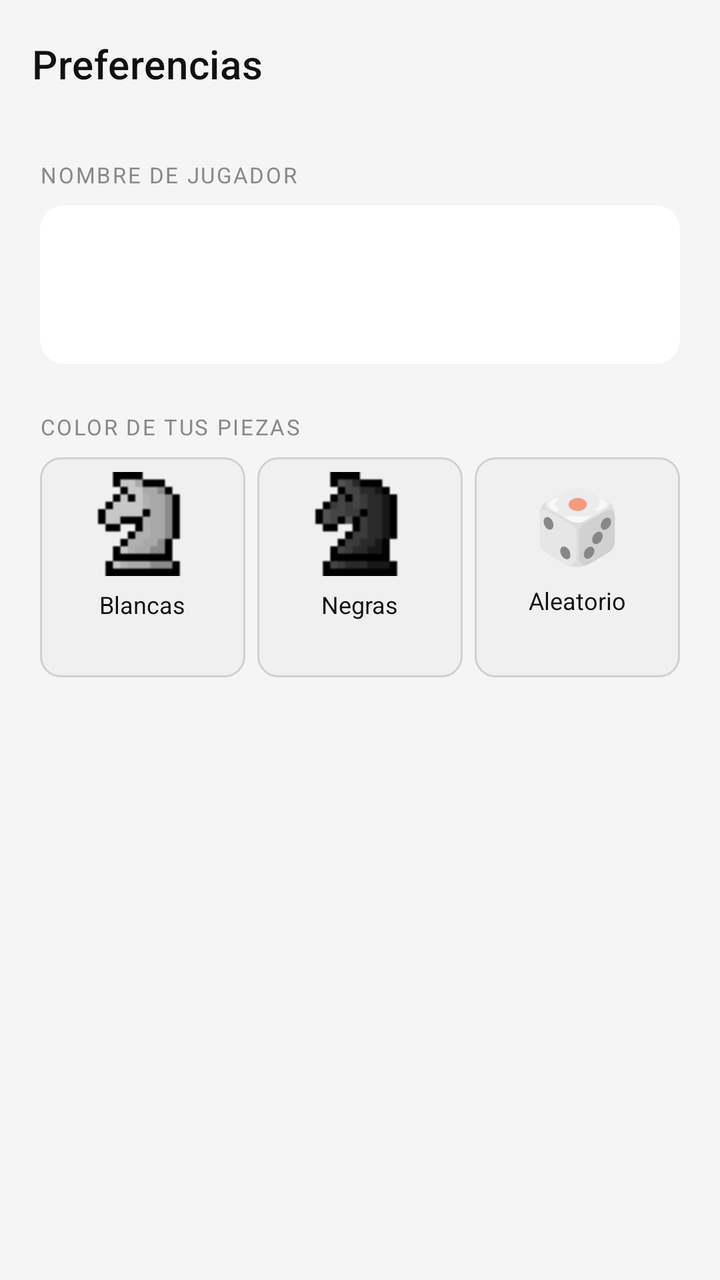
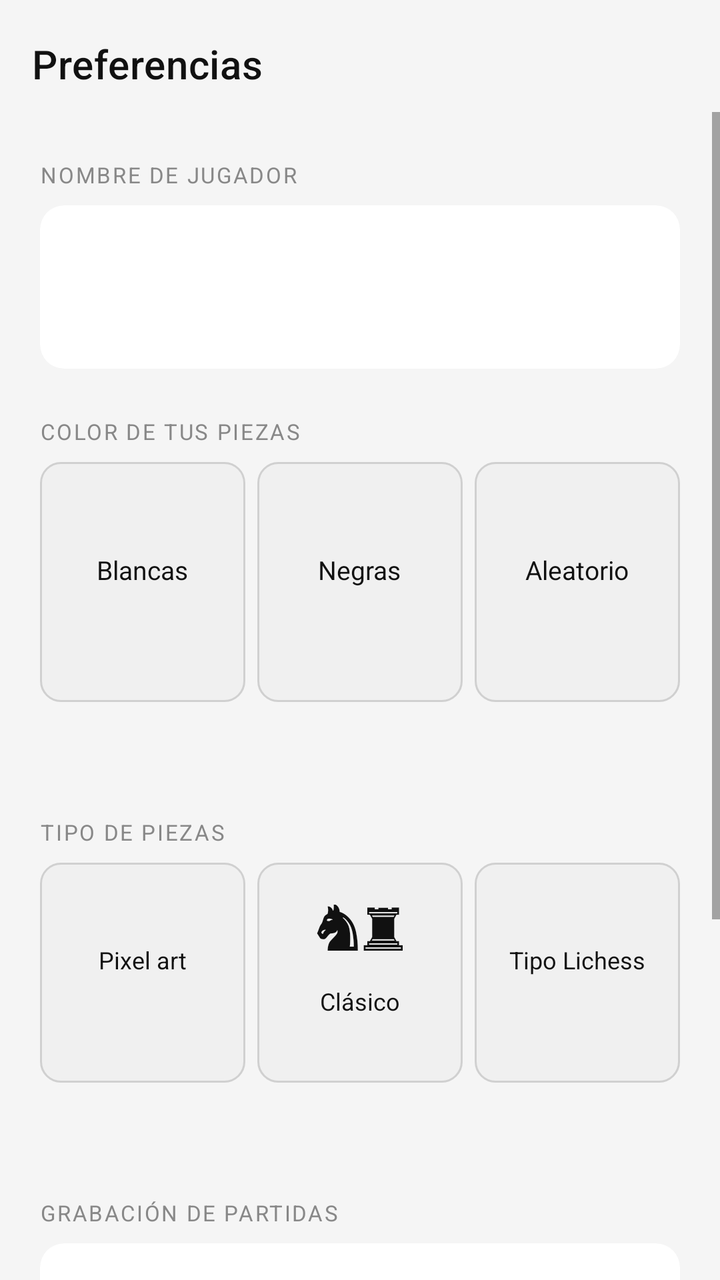

Two renders of the same Android screen: before a commit and after it. Below are the layout's source before the change and the commit's diff.
<!-- AndroidManifest.xml: application theme Theme.MarsanChess -->
<!-- res/layout/activity_prefs.xml -->
<?xml version="1.0" encoding="utf-8"?>
<androidx.constraintlayout.widget.ConstraintLayout
    xmlns:android="http://schemas.android.com/apk/res/android"
    xmlns:app="http://schemas.android.com/apk/res-auto"
    android:layout_width="match_parent"
    android:layout_height="match_parent"
    android:background="@color/background_primary">

    <androidx.appcompat.widget.Toolbar
        android:id="@+id/toolbar"
        android:layout_width="0dp"
        android:layout_height="wrap_content"
        android:paddingTop="8dp"
        app:title="Preferencias"
        app:titleTextColor="@color/text_primary"
        app:layout_constraintEnd_toEndOf="parent"
        app:layout_constraintStart_toStartOf="parent"
        app:layout_constraintTop_toTopOf="parent"/>

    <ScrollView
        android:layout_width="0dp"
        android:layout_height="0dp"
        app:layout_constraintBottom_toBottomOf="parent"
        app:layout_constraintEnd_toEndOf="parent"
        app:layout_constraintStart_toStartOf="parent"
        app:layout_constraintTop_toBottomOf="@id/toolbar">

        <LinearLayout
            android:layout_width="match_parent"
            android:layout_height="wrap_content"
            android:orientation="vertical"
            android:paddingHorizontal="@dimen/screen_padding"
            android:paddingBottom="@dimen/spacing_xl">

            
            <TextView
                android:layout_width="wrap_content"
                android:layout_height="wrap_content"
                android:text="NOMBRE DE JUGADOR"
                android:textSize="11sp"
                android:textColor="@color/text_hint"
                android:letterSpacing="0.08"
                android:layout_marginTop="@dimen/spacing_lg"
                android:layout_marginBottom="@dimen/spacing_sm"/>

            <androidx.cardview.widget.CardView
                android:id="@+id/cardName"
                style="@style/Widget.MarsanChess.Card"
                android:layout_width="match_parent"
                android:layout_height="wrap_content"
                android:foreground="?attr/selectableItemBackground">
                <LinearLayout
                    android:layout_width="match_parent"
                    android:layout_height="wrap_content"
                    android:orientation="vertical"
                    android:padding="@dimen/card_padding">
                    <TextView
                        android:id="@+id/tvCurrentName"
                        android:layout_width="match_parent"
                        android:layout_height="wrap_content"
                        android:textSize="20sp"
                        android:textColor="@color/text_primary"/>
                    <TextView
                        android:id="@+id/tvNameSub"
                        android:layout_width="match_parent"
                        android:layout_height="wrap_content"
                        android:textSize="12sp"
                        android:textColor="@color/text_hint"
                        android:layout_marginTop="4dp"/>
                </LinearLayout>
            </androidx.cardview.widget.CardView>

            
            <TextView
                android:layout_width="wrap_content"
                android:layout_height="wrap_content"
                android:text="COLOR DE TUS PIEZAS"
                android:textSize="11sp"
                android:textColor="@color/text_hint"
                android:letterSpacing="0.08"
                android:layout_marginTop="@dimen/spacing_lg"
                android:layout_marginBottom="@dimen/spacing_sm"/>

            <LinearLayout
                android:layout_width="match_parent"
                android:layout_height="wrap_content"
                android:orientation="horizontal">

                
                <LinearLayout
                    android:id="@+id/btnColorWhite"
                    android:layout_width="0dp"
                    android:layout_height="110dp"
                    android:layout_weight="1"
                    android:orientation="vertical"
                    android:gravity="center"
                    android:background="@drawable/bg_color_option"
                    android:layout_marginEnd="6dp">
                    <ImageView
                        android:layout_width="52dp"
                        android:layout_height="52dp"
                        android:src="@drawable/piece_w_knight"
                        android:scaleType="fitCenter"
                        android:contentDescription="Caballo blanco"/>
                    <TextView
                        android:id="@+id/tvWhiteLabel"
                        android:layout_width="wrap_content"
                        android:layout_height="wrap_content"
                        android:text="Blancas"
                        android:textSize="12sp"
                        android:textColor="@color/text_primary"
                        android:layout_marginTop="6dp"/>
                    <TextView
                        android:id="@+id/tvWhiteTick"
                        android:layout_width="wrap_content"
                        android:layout_height="wrap_content"
                        android:text="✓"
                        android:textSize="13sp"
                        android:textColor="@color/accent"
                        android:layout_marginTop="3dp"
                        android:visibility="invisible"/>
                </LinearLayout>

                
                <LinearLayout
                    android:id="@+id/btnColorBlack"
                    android:layout_width="0dp"
                    android:layout_height="110dp"
                    android:layout_weight="1"
                    android:orientation="vertical"
                    android:gravity="center"
                    android:background="@drawable/bg_color_option"
                    android:layout_marginEnd="6dp">
                    <ImageView
                        android:layout_width="52dp"
                        android:layout_height="52dp"
                        android:src="@drawable/piece_b_knight"
                        android:scaleType="fitCenter"
                        android:contentDescription="Caballo negro"/>
                    <TextView
                        android:id="@+id/tvBlackLabel"
                        android:layout_width="wrap_content"
                        android:layout_height="wrap_content"
                        android:text="Negras"
                        android:textSize="12sp"
                        android:textColor="@color/text_primary"
                        android:layout_marginTop="6dp"/>
                    <TextView
                        android:id="@+id/tvBlackTick"
                        android:layout_width="wrap_content"
                        android:layout_height="wrap_content"
                        android:text="✓"
                        android:textSize="13sp"
                        android:textColor="@color/accent"
                        android:layout_marginTop="3dp"
                        android:visibility="invisible"/>
                </LinearLayout>

                
                <LinearLayout
                    android:id="@+id/btnColorRandom"
                    android:layout_width="0dp"
                    android:layout_height="110dp"
                    android:layout_weight="1"
                    android:orientation="vertical"
                    android:gravity="center"
                    android:background="@drawable/bg_color_option">
                    <TextView
                        android:layout_width="wrap_content"
                        android:layout_height="wrap_content"
                        android:text="🎲"
                        android:textSize="36sp"/>
                    <TextView
                        android:id="@+id/tvRandomLabel"
                        android:layout_width="wrap_content"
                        android:layout_height="wrap_content"
                        android:text="Aleatorio"
                        android:textSize="12sp"
                        android:textColor="@color/text_primary"
                        android:layout_marginTop="6dp"/>
                    <TextView
                        android:id="@+id/tvRandomTick"
                        android:layout_width="wrap_content"
                        android:layout_height="wrap_content"
                        android:text="✓"
                        android:textSize="13sp"
                        android:textColor="@color/accent"
                        android:layout_marginTop="3dp"
                        android:visibility="invisible"/>
                </LinearLayout>

            </LinearLayout>

            <TextView
                android:id="@+id/tvColorDesc"
                android:layout_width="match_parent"
                android:layout_height="wrap_content"
                android:textSize="13sp"
                android:textColor="@color/text_secondary"
                android:lineSpacingMultiplier="1.4"
                android:layout_marginTop="@dimen/spacing_md"/>

        </LinearLayout>
    </ScrollView>

</androidx.constraintlayout.widget.ConstraintLayout>
<!-- resources referenced by this layout -->
<resources>
  <color name="accent">#111111</color>
  <color name="background_primary">#F5F5F5</color>
  <color name="text_hint">#888888</color>
  <color name="text_primary">#111111</color>
  <color name="text_secondary">#555555</color>
  <dimen name="card_padding">16dp</dimen>
  <dimen name="screen_padding">20dp</dimen>
  <dimen name="spacing_lg">24dp</dimen>
  <dimen name="spacing_md">16dp</dimen>
  <dimen name="spacing_sm">8dp</dimen>
  <dimen name="spacing_xl">32dp</dimen>
  <!-- drawable bg_color_option (drawable) -->
  <?xml version="1.0" encoding="utf-8"?>
  <shape xmlns:android="http://schemas.android.com/apk/res/android"
      android:shape="rectangle">
      <solid android:color="#F0F0F0"/>
      <stroke android:width="1dp" android:color="#D0D0D0"/>
      <corners android:radius="10dp"/>
  </shape>
  <!-- drawable piece_b_knight: png bitmap (drawable, 398 bytes) -->
  <!-- drawable piece_w_knight: png bitmap (drawable, 381 bytes) -->
  <style name="Widget.MarsanChess.Card" parent="Widget.MaterialComponents.CardView">
          <item name="cardBackgroundColor">@color/background_card</item>
          <item name="cardElevation">0dp</item>
          <item name="strokeColor">@color/border</item>
          <item name="strokeWidth">0.5dp</item>
          <item name="cardCornerRadius">12dp</item>
      </style>
  <style name="Theme.MarsanChess" parent="Theme.MaterialComponents.Light.NoActionBar">
          <item name="colorPrimary">@color/accent</item>
          <item name="colorPrimaryVariant">@color/text_secondary</item>
          <item name="colorOnPrimary">@color/white</item>
          <item name="colorSecondary">@color/accent</item>
          <item name="colorOnSecondary">@color/white</item>
          <item name="colorSurface">@color/background_card</item>
          <item name="colorOnSurface">@color/text_primary</item>
          <item name="android:colorBackground">@color/background_primary</item>
          <item name="colorOnBackground">@color/text_primary</item>
          <item name="colorError">#E04040</item>
          <item name="android:statusBarColor">@color/background_primary</item>
          <item name="android:windowLightStatusBar">true</item>
          <item name="android:navigationBarColor">@color/background_primary</item>
          <item name="android:fontFamily">sans-serif</item>
          <item name="android:textColorPrimary">@color/text_primary</item>
          <item name="android:textColorSecondary">@color/text_secondary</item>
          <item name="android:textColorHint">@color/text_hint</item>
          <item name="windowActionBar">false</item>
          <item name="windowNoTitle">true</item>
      </style>
  <color name="background_card">#FFFFFF</color>
  <color name="border">#D0D0D0</color>
  <color name="white">#FFFFFF</color>
</resources>

<!-- the commit's change to res/layout/activity_prefs.xml (unified diff, before → after) -->
@@ -2,6 +2,7 @@
 <androidx.constraintlayout.widget.ConstraintLayout
     xmlns:android="http://schemas.android.com/apk/res/android"
     xmlns:app="http://schemas.android.com/apk/res-auto"
+    android:id="@+id/rootPrefs"
     android:layout_width="match_parent"
     android:layout_height="match_parent"
     android:background="@color/background_primary">
@@ -11,7 +12,7 @@
         android:layout_width="0dp"
         android:layout_height="wrap_content"
         android:paddingTop="8dp"
-        app:title="Preferencias"
+        app:title="@string/prefs_title"
         app:titleTextColor="@color/text_primary"
         app:layout_constraintEnd_toEndOf="parent"
         app:layout_constraintStart_toStartOf="parent"
@@ -36,7 +37,7 @@
             <TextView
                 android:layout_width="wrap_content"
                 android:layout_height="wrap_content"
-                android:text="NOMBRE DE JUGADOR"
+                android:text="@string/prefs_name_section"
                 android:textSize="11sp"
                 android:textColor="@color/text_hint"
                 android:letterSpacing="0.08"
@@ -58,14 +59,15 @@
                         android:id="@+id/tvCurrentName"
                         android:layout_width="match_parent"
                         android:layout_height="wrap_content"
-                        android:textSize="20sp"
+                        android:textSize="22sp"
+                        android:textStyle="bold"
                         android:textColor="@color/text_primary"/>
                     <TextView
                         android:id="@+id/tvNameSub"
                         android:layout_width="match_parent"
                         android:layout_height="wrap_content"
                         android:textSize="12sp"
-                        android:textColor="@color/text_hint"
+                        android:textColor="@color/accent"
                         android:layout_marginTop="4dp"/>
                 </LinearLayout>
             </androidx.cardview.widget.CardView>
@@ -74,7 +76,7 @@
             <TextView
                 android:layout_width="wrap_content"
                 android:layout_height="wrap_content"
-                android:text="COLOR DE TUS PIEZAS"
+                android:text="@string/prefs_color_section"
                 android:textSize="11sp"
                 android:textColor="@color/text_hint"
                 android:letterSpacing="0.08"
@@ -90,32 +92,33 @@
                 <LinearLayout
                     android:id="@+id/btnColorWhite"
                     android:layout_width="0dp"
-                    android:layout_height="110dp"
+                    android:layout_height="120dp"
                     android:layout_weight="1"
                     android:orientation="vertical"
                     android:gravity="center"
                     android:background="@drawable/bg_color_option"
                     android:layout_marginEnd="6dp">
-                    <ImageView
-                        android:layout_width="52dp"
-                        android:layout_height="52dp"
-                        android:src="@drawable/piece_w_knight"
-                        android:scaleType="fitCenter"
-                        android:contentDescription="Caballo blanco"/>
+                    
+                    <LinearLayout
+                        android:id="@+id/containerWhiteIcons"
+                        android:layout_width="wrap_content"
+                        android:layout_height="wrap_content"
+                        android:orientation="horizontal"
+                        android:gravity="center_vertical"/>
                     <TextView
                         android:id="@+id/tvWhiteLabel"
                         android:layout_width="wrap_content"
                         android:layout_height="wrap_content"
-                        android:text="Blancas"
-                        android:textSize="12sp"
-                        android:textColor="@color/text_primary"
-                        android:layout_marginTop="6dp"/>
+                        android:text="@string/prefs_color_white"
+                        android:textSize="13sp"
+                        android:textColor="@color/text_primary"
+                        android:layout_marginTop="10dp"/>
                     <TextView
                         android:id="@+id/tvWhiteTick"
                         android:layout_width="wrap_content"
                         android:layout_height="wrap_content"
                         android:text="✓"
-                        android:textSize="13sp"
+                        android:textSize="14sp"
                         android:textColor="@color/accent"
                         android:layout_marginTop="3dp"
                         android:visibility="invisible"/>
@@ -125,32 +128,32 @@
                 <LinearLayout
                     android:id="@+id/btnColorBlack"
                     android:layout_width="0dp"
-                    android:layout_height="110dp"
+                    android:layout_height="120dp"
                     android:layout_weight="1"
                     android:orientation="vertical"
                     android:gravity="center"
                     android:background="@drawable/bg_color_option"
                     android:layout_marginEnd="6dp">
-                    <ImageView
-                        android:layout_width="52dp"
-                        android:layout_height="52dp"
-                        android:src="@drawable/piece_b_knight"
-                        android:scaleType="fitCenter"
-                        android:contentDescription="Caballo negro"/>
+                    <LinearLayout
+                        android:id="@+id/containerBlackIcons"
+                        android:layout_width="wrap_content"
+                        android:layout_height="wrap_content"
+                        android:orientation="horizontal"
+                        android:gravity="center_vertical"/>
                     <TextView
                         android:id="@+id/tvBlackLabel"
                         android:layout_width="wrap_content"
                         android:layout_height="wrap_content"
-                        android:text="Negras"
-                        android:textSize="12sp"
-                        android:textColor="@color/text_primary"
-                        android:layout_marginTop="6dp"/>
+                        android:text="@string/prefs_color_black"
+                        android:textSize="13sp"
+                        android:textColor="@color/text_primary"
+                        android:layout_marginTop="10dp"/>
                     <TextView
                         android:id="@+id/tvBlackTick"
                         android:layout_width="wrap_content"
                         android:layout_height="wrap_content"
                         android:text="✓"
-                        android:textSize="13sp"
+                        android:textSize="14sp"
                         android:textColor="@color/accent"
                         android:layout_marginTop="3dp"
                         android:visibility="invisible"/>
@@ -160,30 +163,31 @@
                 <LinearLayout
                     android:id="@+id/btnColorRandom"
                     android:layout_width="0dp"
-                    android:layout_height="110dp"
+                    android:layout_height="120dp"
                     android:layout_weight="1"
                     android:orientation="vertical"
                     android:gravity="center"
                     android:background="@drawable/bg_color_option">
-                    <TextView
-                        android:layout_width="wrap_content"
-                        android:layout_height="wrap_content"
-                        android:text="🎲"
-                        android:textSize="36sp"/>
+                    <LinearLayout
+                        android:id="@+id/containerRandomIcons"
+                        android:layout_width="wrap_content"
+                        android:layout_height="wrap_content"
+                        android:orientation="horizontal"
+                        android:gravity="center_vertical"/>
                     <TextView
                         android:id="@+id/tvRandomLabel"
                         android:layout_width="wrap_content"
                         android:layout_height="wrap_content"
-                        android:text="Aleatorio"
-                        android:textSize="12sp"
-                        android:textColor="@color/text_primary"
-                        android:layout_marginTop="6dp"/>
+                        android:text="@string/prefs_color_random"
+                        android:textSize="13sp"
+                        android:textColor="@color/text_primary"
+                        android:layout_marginTop="10dp"/>
                     <TextView
                         android:id="@+id/tvRandomTick"
                         android:layout_width="wrap_content"
                         android:layout_height="wrap_content"
                         android:text="✓"
-                        android:textSize="13sp"
+                        android:textSize="14sp"
                         android:textColor="@color/accent"
                         android:layout_marginTop="3dp"
                         android:visibility="invisible"/>
@@ -196,10 +200,255 @@
                 android:layout_width="match_parent"
                 android:layout_height="wrap_content"
                 android:textSize="13sp"
-                android:textColor="@color/text_secondary"
+                android:textColor="@color/accent"
                 android:lineSpacingMultiplier="1.4"
                 android:layout_marginTop="@dimen/spacing_md"/>
 
+            
+            <TextView
+                android:layout_width="wrap_content"
+                android:layout_height="wrap_content"
+                android:text="@string/prefs_piece_style_section"
+                android:textSize="11sp"
+                android:textColor="@color/text_hint"
+                android:letterSpacing="0.08"
+                android:layout_marginTop="@dimen/spacing_lg"
+                android:layout_marginBottom="@dimen/spacing_sm"/>
+
+            <LinearLayout
+                android:layout_width="match_parent"
+                android:layout_height="wrap_content"
+                android:orientation="horizontal">
+
+                
+                <LinearLayout
+                    android:id="@+id/btnStyle1"
+                    android:layout_width="0dp"
+                    android:layout_height="110dp"
+                    android:layout_weight="1"
+                    android:orientation="vertical"
+                    android:gravity="center"
+                    android:background="@drawable/bg_color_option"
+                    android:layout_marginEnd="6dp">
+                    
+                    <LinearLayout
+                        android:id="@+id/containerStyle1Icons"
+                        android:layout_width="wrap_content"
+                        android:layout_height="wrap_content"
+                        android:orientation="horizontal"
+                        android:gravity="center_vertical"/>
+                    <TextView
+                        android:id="@+id/tvStyle1Label"
+                        android:layout_width="wrap_content"
+                        android:layout_height="wrap_content"
+                        android:text="@string/prefs_piece_style_1"
+                        android:textSize="12sp"
+                        android:textColor="@color/text_primary"
+                        android:layout_marginTop="8dp"/>
+                    <TextView
+                        android:id="@+id/tvStyle1Tick"
+                        android:layout_width="wrap_content"
+                        android:layout_height="wrap_content"
+                        android:text="✓"
+                        android:textSize="13sp"
+                        android:textColor="@color/accent"
+                        android:layout_marginTop="3dp"
+                        android:visibility="invisible"/>
+                </LinearLayout>
+
+                
+                <LinearLayout
+                    android:id="@+id/btnStyle2"
+                    android:layout_width="0dp"
+                    android:layout_height="110dp"
+                    android:layout_weight="1"
+                    android:orientation="vertical"
+                    android:gravity="center"
+                    android:background="@drawable/bg_color_option"
+                    android:layout_marginEnd="6dp">
+                    <TextView
+                        android:id="@+id/tvStyle2Preview"
+                        android:layout_width="wrap_content"
+                        android:layout_height="wrap_content"
+                        android:text="♞♜"
+                        android:textSize="30sp"
+                        android:textColor="@color/text_primary"/>
+                    <TextView
+                        android:id="@+id/tvStyle2Label"
+                        android:layout_width="wrap_content"
+                        android:layout_height="wrap_content"
+                        android:text="@string/prefs_piece_style_2"
+                        android:textSize="12sp"
+                        android:textColor="@color/text_primary"
+                        android:layout_marginTop="8dp"/>
+                    <TextView
+                        android:id="@+id/tvStyle2Tick"
+                        android:layout_width="wrap_content"
+                        android:layout_height="wrap_content"
+                        android:text="✓"
+                        android:textSize="13sp"
+                        android:textColor="@color/accent"
+                        android:layout_marginTop="3dp"
+                        android:visibility="invisible"/>
+                </LinearLayout>
+
+                
+                <LinearLayout
+                    android:id="@+id/btnStyle3"
+                    android:layout_width="0dp"
+                    android:layout_height="110dp"
+                    android:layout_weight="1"
+                    android:orientation="vertical"
+                    android:gravity="center"
+                    android:background="@drawable/bg_color_option">
+                    <LinearLayout
+                        android:id="@+id/containerStyle3Icons"
+                        android:layout_width="wrap_content"
+                        android:layout_height="wrap_content"
+                        android:orientation="horizontal"
+                        android:gravity="center_vertical"/>
+                    <TextView
+                        android:id="@+id/tvStyle3Label"
+                        android:layout_width="wrap_content"
+                        android:layout_height="wrap_content"
+                        android:text="@string/prefs_piece_style_3"
+                        android:textSize="12sp"
+                        android:textColor="@color/text_primary"
+                        android:layout_marginTop="8dp"/>
+                    <TextView
+                        android:id="@+id/tvStyle3Tick"
+                        android:layout_width="wrap_content"
+                        android:layout_height="wrap_content"
+                        android:text="✓"
+                        android:textSize="13sp"
+                        android:textColor="@color/accent"
+                        android:layout_marginTop="3dp"
+                        android:visibility="invisible"/>
+                </LinearLayout>
+
+            </LinearLayout>
+
+            <TextView
+                android:id="@+id/tvStyleDesc"
+                android:layout_width="match_parent"
+                android:layout_height="wrap_content"
+                android:textSize="13sp"
+                android:textColor="@color/accent"
+                android:lineSpacingMultiplier="1.4"
+                android:layout_marginTop="@dimen/spacing_md"/>
+
+
+            
+            <TextView
+                android:layout_width="wrap_content"
+                android:layout_height="wrap_content"
+                android:text="@string/prefs_recording_section"
+                android:textSize="11sp"
+                android:textColor="@color/text_hint"
+                android:letterSpacing="0.08"
+                android:layout_marginTop="@dimen/spacing_lg"
+                android:layout_marginBottom="@dimen/spacing_sm"/>
+
+            <androidx.cardview.widget.CardView
+                android:id="@+id/cardRecording"
+                style="@style/Widget.MarsanChess.Card"
+                android:layout_width="match_parent"
+                android:layout_height="wrap_content"
+                android:foreground="?attr/selectableItemBackground">
+                <LinearLayout
+                    android:layout_width="match_parent"
+                    android:layout_height="wrap_content"
+                    android:orientation="horizontal"
+                    android:gravity="center_vertical"
+                    android:padding="@dimen/card_padding">
+                    <LinearLayout
+                        android:layout_width="0dp"
+                        android:layout_height="wrap_content"
+                        android:layout_weight="1"
+                        android:orientation="vertical">
+                        <TextView
+                            android:layout_width="wrap_content"
+                            android:layout_height="wrap_content"
+                            android:text="@string/prefs_recording_label"
+                            android:textSize="18sp"
+                            android:textColor="@color/text_primary"/>
+                        <TextView
+                            android:layout_width="wrap_content"
+                            android:layout_height="wrap_content"
+                            android:text="@string/prefs_recording_desc"
+                            android:textSize="12sp"
+                            android:textColor="@color/text_hint"
+                            android:layout_marginTop="3dp"
+                            android:lineSpacingMultiplier="1.3"/>
+                    </LinearLayout>
+                    <TextView
+                        android:id="@+id/tvRecordingStatus"
+                        android:layout_width="wrap_content"
+                        android:layout_height="wrap_content"
+                        android:text="@string/prefs_recording_on"
+                        android:textSize="13sp"
+                        android:textStyle="bold"
+                        android:textColor="@color/accent"
+                        android:layout_marginStart="12dp"/>
+                </LinearLayout>
+            </androidx.cardview.widget.CardView>
+
+            <TextView
+                android:layout_width="match_parent"
+                android:layout_height="wrap_content"
+                android:text="Toca la tarjeta para activar o desactivar la grabación"
+                android:textSize="12sp"
+                android:textColor="@color/text_hint"
+                android:layout_marginTop="6dp"/>
+
+            
+            <TextView
+                android:layout_width="wrap_content"
+                android:layout_height="wrap_content"
+                android:text="@string/prefs_language_section"
+                android:textSize="11sp"
+                android:textColor="@color/text_hint"
+                android:letterSpacing="0.08"
+                android:layout_marginTop="@dimen/spacing_lg"
+                android:layout_marginBottom="@dimen/spacing_sm"/>
+
+            <androidx.cardview.widget.CardView
+                android:id="@+id/cardLanguage"
+                style="@style/Widget.MarsanChess.Card"
+                android:layout_width="match_parent"
+                android:layout_height="wrap_content"
+                android:foreground="?attr/selectableItemBackground">
+                <LinearLayout
+                    android:layout_width="match_parent"
+                    android:layout_height="wrap_content"
+                    android:orientation="horizontal"
+                    android:gravity="center_vertical"
+                    android:padding="@dimen/card_padding">
+                    <TextView
+                        android:id="@+id/tvCurrentLanguage"
+                        android:layout_width="0dp"
+                        android:layout_height="wrap_content"
+                        android:layout_weight="1"
+                        android:textSize="18sp"
+                        android:textColor="@color/text_primary"
+                        android:text="🇨🇱  Español"/>
+                    <TextView
+                        android:layout_width="wrap_content"
+                        android:layout_height="wrap_content"
+                        android:text="›"
+                        android:textSize="22sp"
+                        android:textColor="@color/accent"/>
+                </LinearLayout>
+            </androidx.cardview.widget.CardView>
+
+            <TextView
+                android:layout_width="match_parent"
+                android:layout_height="wrap_content"
+                android:text="@string/prefs_language_tap"
+                android:textSize="12sp"
+                android:textColor="@color/text_hint"
+                android:layout_marginTop="6dp"/>
+
         </LinearLayout>
     </ScrollView>
 
<!-- resource entries referenced after the edit -->
@@ -19,8 +19,22 @@
       <stroke android:width="1dp" android:color="#D0D0D0"/>
       <corners android:radius="10dp"/>
   </shape>
-  <!-- drawable piece_b_knight: png bitmap (drawable, 398 bytes) -->
-  <!-- drawable piece_w_knight: png bitmap (drawable, 381 bytes) -->
+  <string name="prefs_color_black">Negras</string>
+  <string name="prefs_color_random">Aleatorio</string>
+  <string name="prefs_color_section">COLOR DE TUS PIEZAS</string>
+  <string name="prefs_color_white">Blancas</string>
+  <string name="prefs_language_section">IDIOMA</string>
+  <string name="prefs_language_tap">Toca para cambiar el idioma de la aplicación</string>
+  <string name="prefs_name_section">NOMBRE DE JUGADOR</string>
+  <string name="prefs_piece_style_1">Pixel art</string>
+  <string name="prefs_piece_style_2">Clásico</string>
+  <string name="prefs_piece_style_3">Tipo Lichess</string>
+  <string name="prefs_piece_style_section">TIPO DE PIEZAS</string>
+  <string name="prefs_recording_desc">Guarda todos los movimientos de cada partida para revisarlas después</string>
+  <string name="prefs_recording_label">Grabar partidas</string>
+  <string name="prefs_recording_on">Activada</string>
+  <string name="prefs_recording_section">GRABACIÓN DE PARTIDAS</string>
+  <string name="prefs_title">Preferencias</string>
   <style name="Widget.MarsanChess.Card" parent="Widget.MaterialComponents.CardView">
           <item name="cardBackgroundColor">@color/background_card</item>
           <item name="cardElevation">0dp</item>
